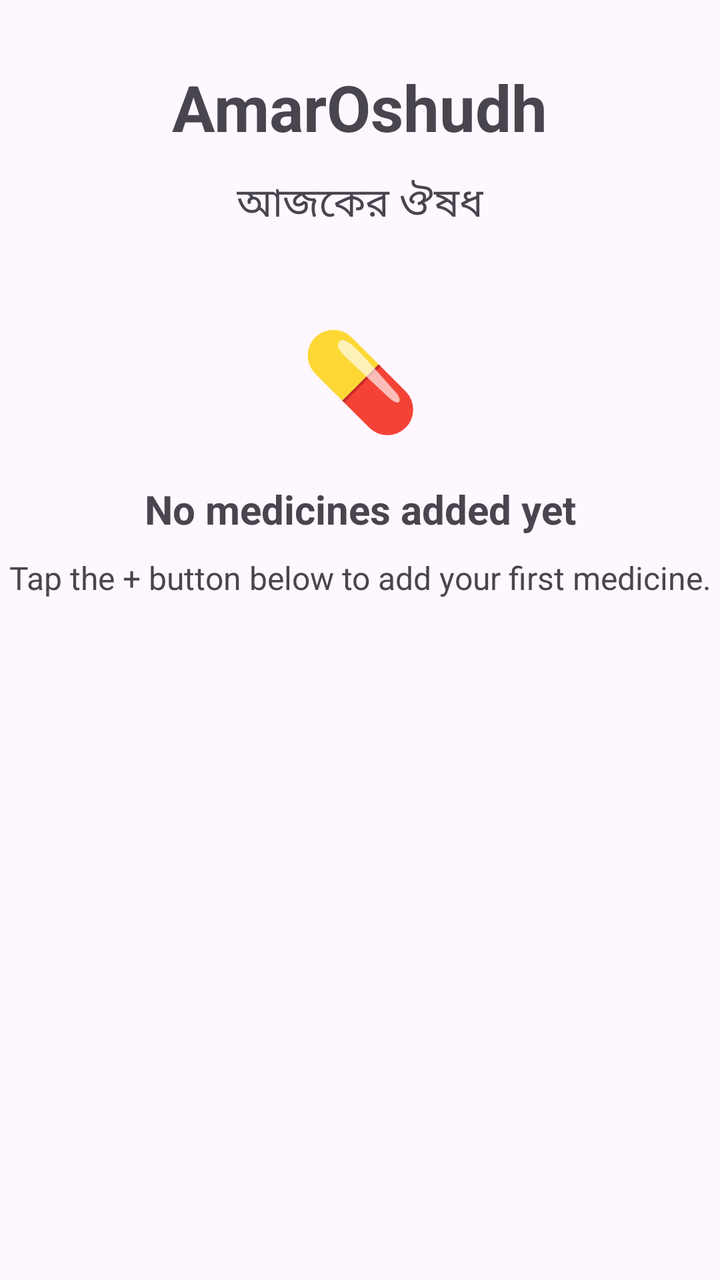
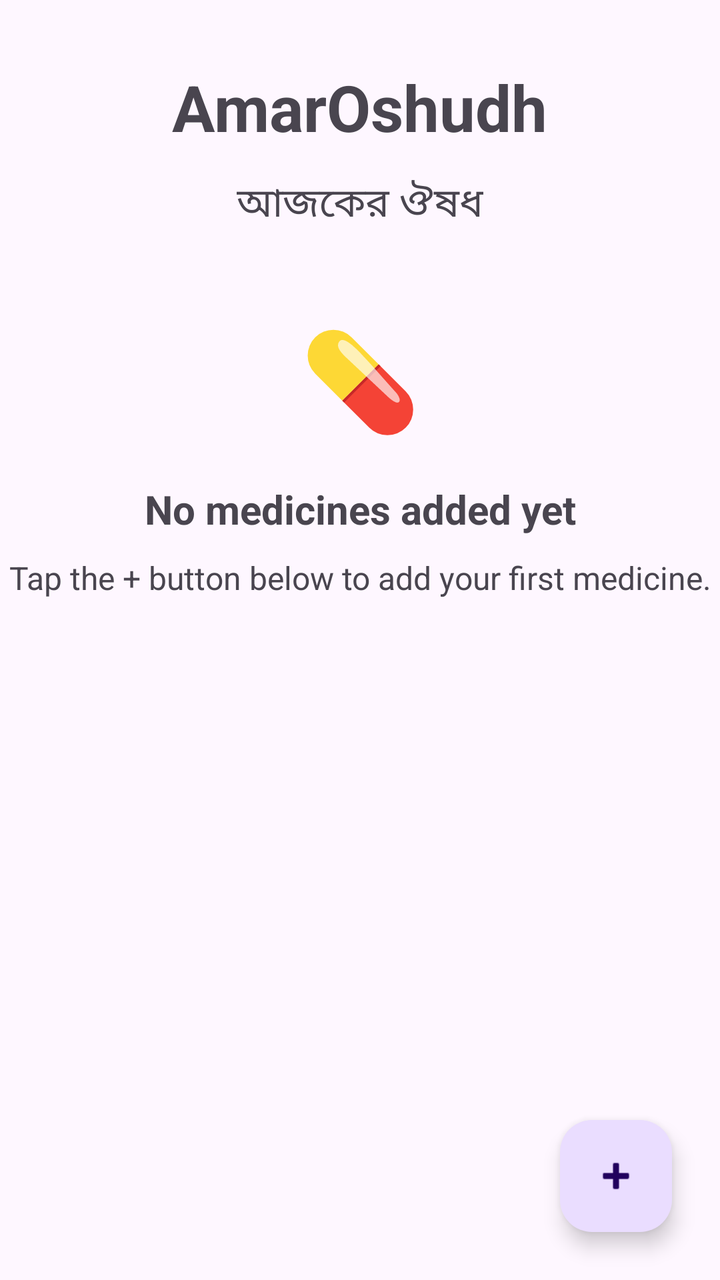

The first picture is an Android layout as it rendered before a commit; the second is the same layout after the commit. The layout source and the unified diff follow.
<!-- AndroidManifest.xml: application theme Theme.AmarOshudh -->
<!-- res/layout/activity_main.xml -->
<?xml version="1.0" encoding="utf-8"?>
<androidx.constraintlayout.widget.ConstraintLayout xmlns:android="http://schemas.android.com/apk/res/android"
    xmlns:app="http://schemas.android.com/apk/res-auto"
    xmlns:tools="http://schemas.android.com/tools"
    android:id="@+id/main"
    android:layout_width="match_parent"
    android:layout_height="match_parent"
    tools:context=".activities.MainActivity">

    <TextView
        android:id="@+id/tvTitle"
        android:layout_width="wrap_content"
        android:layout_height="wrap_content"
        android:text="AmarOshudh"
        android:textSize="32sp"
        android:textStyle="bold"
        android:layout_marginTop="32dp"

        app:layout_constraintTop_toTopOf="parent"
        app:layout_constraintStart_toStartOf="parent"
        app:layout_constraintEnd_toEndOf="parent"/>

    <TextView
        android:id="@+id/tvSubtitle"
        android:layout_width="wrap_content"
        android:layout_height="wrap_content"
        android:text="আজকের ঔষধ"
        android:textSize="20sp"
        android:layout_marginTop="12dp"

        app:layout_constraintTop_toBottomOf="@id/tvTitle"
        app:layout_constraintStart_toStartOf="parent"
        app:layout_constraintEnd_toEndOf="parent"/>

    <TextView
        android:id="@+id/tvMedicineIcon"
        android:layout_width="wrap_content"
        android:layout_height="wrap_content"
        android:text="💊"
        android:textSize="48sp"
        android:layout_marginTop="40dp"

        app:layout_constraintTop_toBottomOf="@id/tvSubtitle"
        app:layout_constraintStart_toStartOf="parent"
        app:layout_constraintEnd_toEndOf="parent"/>

    <TextView
        android:id="@+id/tvEmptyTitle"
        android:layout_width="wrap_content"
        android:layout_height="wrap_content"
        android:text="No medicines added yet"
        android:textSize="20sp"
        android:textStyle="bold"
        android:layout_marginTop="20dp"

        app:layout_constraintTop_toBottomOf="@id/tvMedicineIcon"
        app:layout_constraintStart_toStartOf="parent"
        app:layout_constraintEnd_toEndOf="parent"/>

    <TextView
        android:id="@+id/tvEmptyDescription"
        android:layout_width="wrap_content"
        android:layout_height="wrap_content"
        android:text="Tap the + button below to add your first medicine."
        android:textSize="16sp"
        android:gravity="center"
        android:layout_marginTop="10dp"

        app:layout_constraintTop_toBottomOf="@id/tvEmptyTitle"
        app:layout_constraintStart_toStartOf="parent"
        app:layout_constraintEnd_toEndOf="parent"/>

</androidx.constraintlayout.widget.ConstraintLayout>
<!-- resources referenced by this layout -->
<resources>
  <style name="Theme.AmarOshudh" parent="Base.Theme.AmarOshudh" />
  <style name="Base.Theme.AmarOshudh" parent="Theme.Material3.DayNight.NoActionBar">
          
          
      </style>
</resources>

<!-- the commit's change to res/layout/activity_main.xml (unified diff, before → after) -->
@@ -70,4 +70,15 @@
         app:layout_constraintStart_toStartOf="parent"
         app:layout_constraintEnd_toEndOf="parent"/>
 
+    <com.google.android.material.floatingactionbutton.FloatingActionButton
+        android:id="@+id/fabAddMedicine"
+        android:layout_width="wrap_content"
+        android:layout_height="wrap_content"
+        android:layout_margin="24dp"
+        android:contentDescription="Add Medicine"
+        android:src="@android:drawable/ic_input_add"
+
+        app:layout_constraintBottom_toBottomOf="parent"
+        app:layout_constraintEnd_toEndOf="parent"/>
+
 </androidx.constraintlayout.widget.ConstraintLayout>
